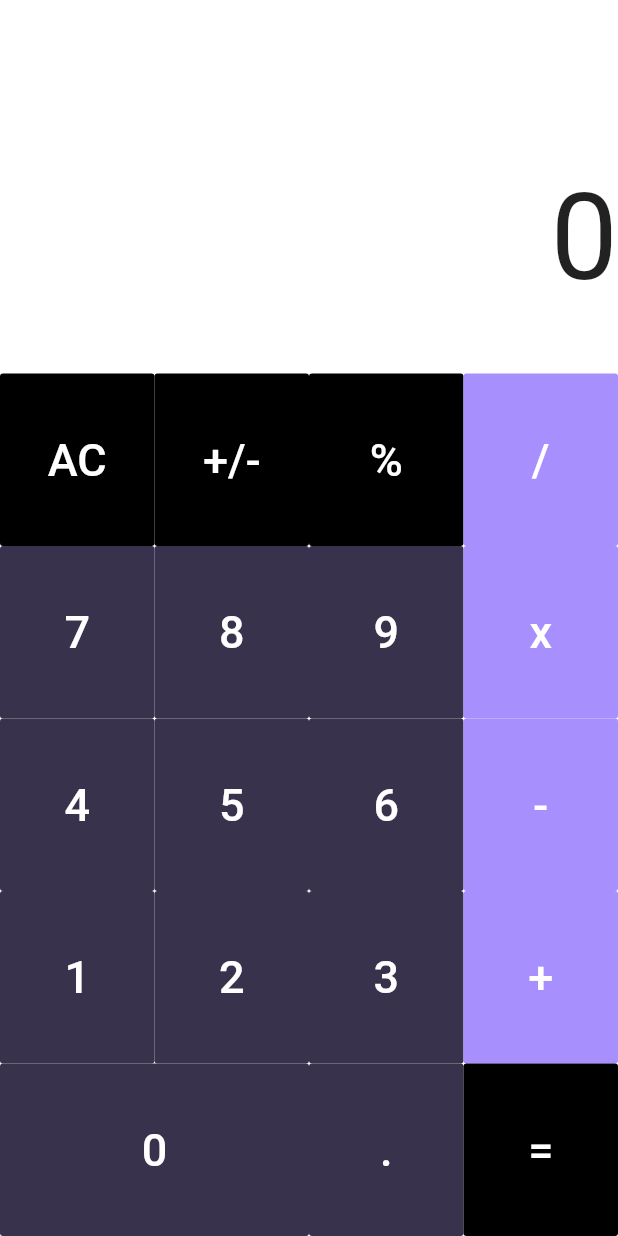
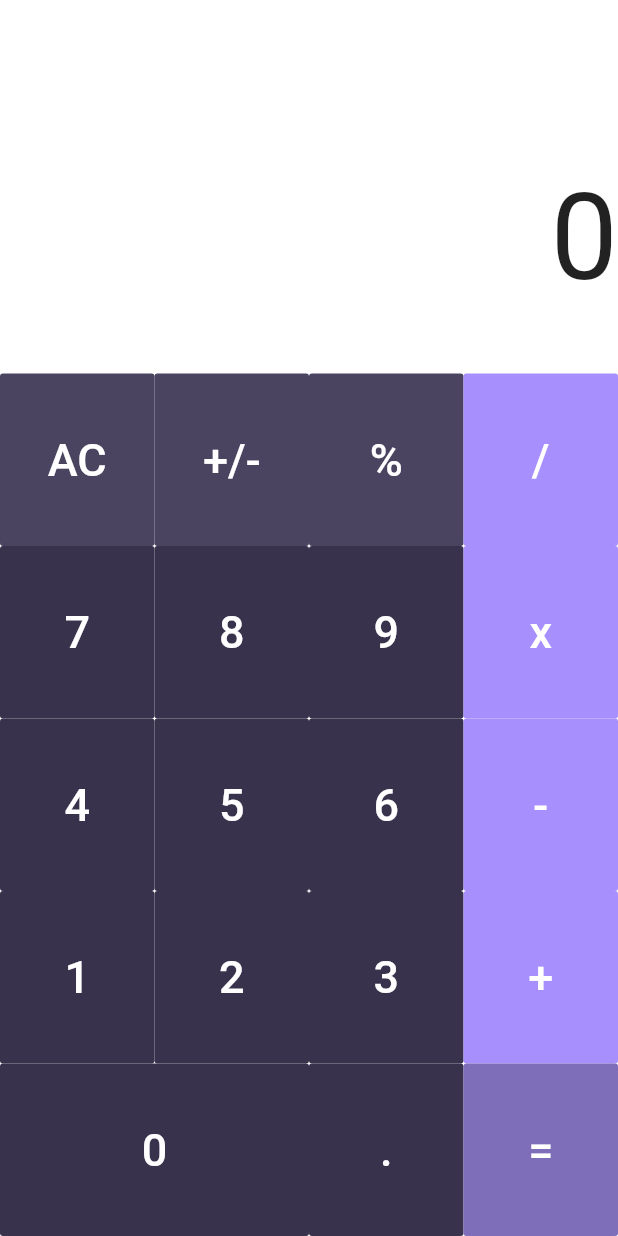
Before and after one commit to wingyplus/flutter_expr, a Flutter app: the screen it shows after launch, on a phone screen of 412 x 824 dp. Run offline on Flutter 3.47's test engine with Material 2 defaults, Android fonts, the phone set to English and light mode, and no system bars.

Commit message:
mojicalc: add missing widgets

```diff
--- a/mojicalc/lib/main.dart
+++ b/mojicalc/lib/main.dart
@@ -52,9 +52,9 @@ class NumPad extends StatelessWidget {
       children: <Widget>[
         Row(
           children: <Widget>[
-            Button('AC', onPressed: () {}),
-            Button('+/-', onPressed: () {}),
-            Button('%', onPressed: () {}),
+            commandButton('AC', onPressed: (cmd) {}),
+            commandButton('+/-', onPressed: (cmd) {}),
+            commandButton('%', onPressed: (cmd) {}),
             operatorButton('/', onPressed: (op) {}),
           ],
         ),
@@ -86,7 +86,7 @@ class NumPad extends StatelessWidget {
           children: <Widget>[
             numButton('0', flex: 2, onPressed: (n) {}),
             numButton('.', onPressed: (n) {}),
-            Button('=', onPressed: () {}),
+            equalButton('=', onPressed: (eq) {}),
           ],
         ),
       ],
--- a/mojicalc/lib/widgets/buttons.dart
+++ b/mojicalc/lib/widgets/buttons.dart
@@ -24,3 +24,23 @@ operatorButton(label, { int flex = 1, @required TokenCallback onPressed }) {
     onPressed: () => onPressed(label),
   );
 }
+
+equalButton(label, { int flex = 1, @required TokenCallback onPressed }) {
+  return Button(
+    label,
+    color: const Color(0xFF7E6DB9),
+    textColor: Colors.white,
+    flex: flex,
+    onPressed: () => onPressed(label),
+  );
+}
+
+commandButton(label, { int flex = 1, @required TokenCallback onPressed }) {
+  return Button(
+    label,
+    color: const Color(0xFF4B4461),
+    textColor: Colors.white,
+    flex: flex,
+    onPressed: () => onPressed(label),
+  );
+}
```
